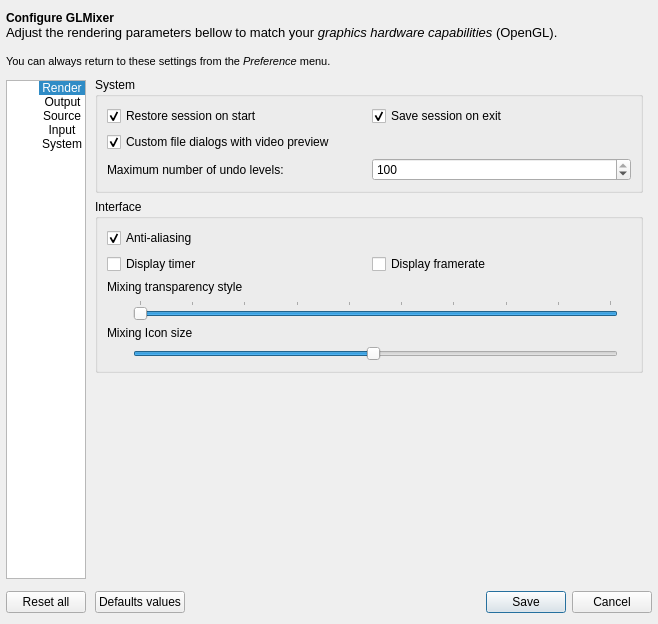
This is src/UserPreferencesDialog.ui in markus-wa/glmixer-mirror as Qt 5 draws it before an edit. The edited form follows.
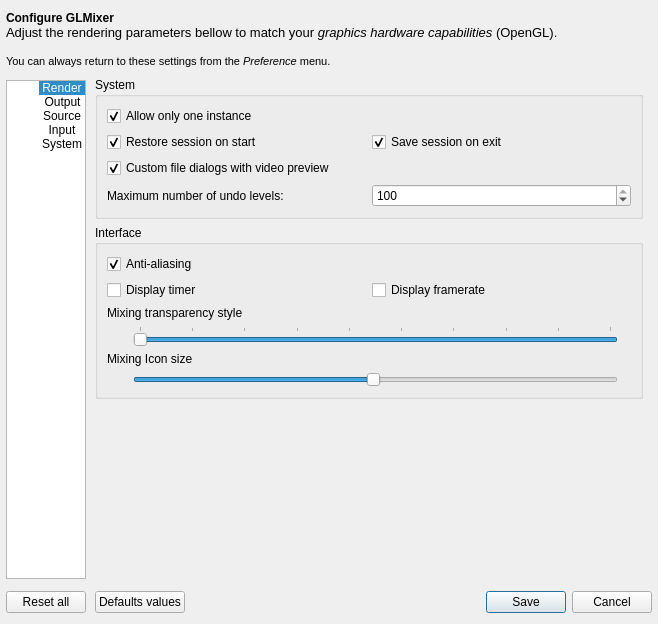
This is the edited form. The open tabs and pages were chosen to show the change. Icons and pictures are not drawn. Custom widgets are drawn as their Qt base class.

Commit message: Crash recovery process: save state of session when loading, and creation of the single instance mechanism (for unix only).

```diff
--- a/src/UserPreferencesDialog.ui
+++ b/src/UserPreferencesDialog.ui
@@ -2016,14 +2016,14 @@
               <string>System</string>
              </property>
              <layout class="QGridLayout" name="gridLayout_5">
-              <item row="3" column="0">
+              <item row="4" column="0">
                <widget class="QLabel" name="label_2">
                 <property name="text">
                  <string>Maximum number of undo levels:</string>
                 </property>
                </widget>
               </item>
-              <item row="0" column="1">
+              <item row="1" column="1">
                <widget class="QCheckBox" name="saveExitSession">
                 <property name="toolTip">
                  <string>Save the current session on exit (if possible)</string>
@@ -2036,7 +2036,7 @@
                 </property>
                </widget>
               </item>
-              <item row="3" column="1">
+              <item row="4" column="1">
                <widget class="QSpinBox" name="maximumUndoLevels">
                 <property name="toolTip">
                  <string>&lt;html&gt;&lt;head/&gt;&lt;body&gt;&lt;p&gt;How many undo steps are stored, 0 to disable undo.&lt;/p&gt;&lt;/body&gt;&lt;/html&gt;</string>
@@ -2052,7 +2052,7 @@
                 </property>
                </widget>
               </item>
-              <item row="1" column="0" colspan="2">
+              <item row="2" column="0" colspan="2">
                <widget class="QCheckBox" name="useCustomDialogs">
                 <property name="toolTip">
                  <string>Use GLMixer improved dialogs (instead of operating system native dialogs)</string>
@@ -2068,7 +2068,7 @@
                 </property>
                </widget>
               </item>
-              <item row="0" column="0">
+              <item row="1" column="0">
                <widget class="QCheckBox" name="restoreLastSession">
                 <property name="toolTip">
                  <string>Re-open the last session when launching GLMixer.</string>
@@ -2081,6 +2081,19 @@
                 </property>
                </widget>
               </item>
+              <item row="0" column="0">
+               <widget class="QCheckBox" name="allowOneInstance">
+                <property name="toolTip">
+                 <string>&lt;html&gt;&lt;head/&gt;&lt;body&gt;&lt;p&gt;Allowing only one running instance of GLMixer can be usefull to make sure all previous instances are cleared when re-starting GLMixer (e.g. after a crash of if the program is locked).&lt;/p&gt;&lt;/body&gt;&lt;/html&gt;</string>
+                </property>
+                <property name="text">
+                 <string>Allow only one instance</string>
+                </property>
+                <property name="checked">
+                 <bool>true</bool>
+                </property>
+               </widget>
+              </item>
              </layout>
             </widget>
            </item>
```
The commit also changes 4 other files.
